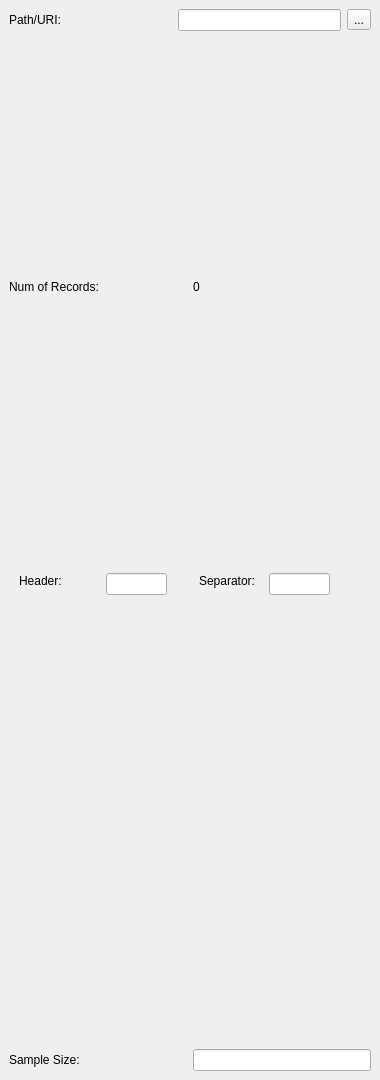
Shawn91/vpandas, file resources/ui/settings_functions_stacked_widget.ui: the form before one commit.
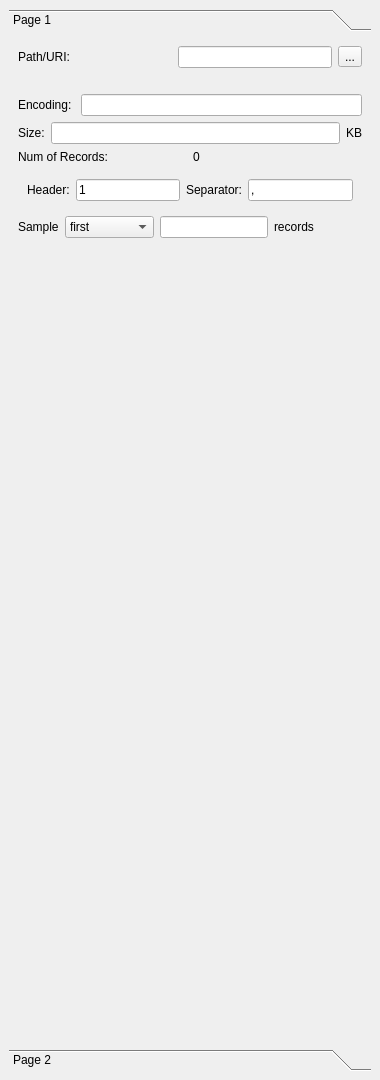
The form after the commit. Custom widgets are drawn as their Qt base class.

Diff of the .ui file:
```diff
--- a/resources/ui/settings_functions_stacked_widget.ui
+++ b/resources/ui/settings_functions_stacked_widget.ui
@@ -11,7 +11,7 @@
    </rect>
   </property>
   <property name="sizePolicy">
-   <sizepolicy hsizetype="Ignored" vsizetype="Ignored">
+   <sizepolicy hsizetype="Preferred" vsizetype="Preferred">
     <horstretch>0</horstretch>
     <verstretch>0</verstretch>
    </sizepolicy>
@@ -26,9 +26,27 @@
    <number>0</number>
   </property>
   <widget class="QWidget" name="page">
+   <layout class="QVBoxLayout" name="verticalLayout_2">
+    <item>
+     <widget class="QToolBox" name="toolBox">
+      <property name="currentIndex">
+       <number>0</number>
+      </property>
+      <widget class="QWidget" name="page_2">
+       <property name="geometry">
+        <rect>
+         <x>0</x>
+         <y>0</y>
+         <width>358</width>
+         <height>996</height>
+        </rect>
+       </property>
+       <attribute name="label">
+        <string>Page 1</string>
+       </attribute>
    <layout class="QVBoxLayout" name="verticalLayout">
     <item>
-     <layout class="QHBoxLayout" name="horizontalLayout">
+         <layout class="QHBoxLayout" name="horizontalLayout_4">
       <item>
        <widget class="QLabel" name="label">
         <property name="text">
@@ -58,6 +76,58 @@
       </item>
      </layout>
     </item>
+        <item>
+         <widget class="QLabel" name="path_warning_label">
+          <property name="text">
+           <string/>
+          </property>
+          <property name="alignment">
+           <set>Qt::AlignRight|Qt::AlignTrailing|Qt::AlignVCenter</set>
+          </property>
+          <property name="wordWrap">
+           <bool>true</bool>
+          </property>
+         </widget>
+        </item>
+        <item>
+         <layout class="QHBoxLayout" name="horizontalLayout">
+          <item>
+           <widget class="QLabel" name="label_7">
+            <property name="text">
+             <string>Encoding: </string>
+            </property>
+           </widget>
+          </item>
+          <item>
+           <widget class="QLineEdit" name="encoding_le">
+            <property name="text">
+             <string/>
+            </property>
+           </widget>
+          </item>
+         </layout>
+        </item>
+        <item>
+         <layout class="QHBoxLayout" name="horizontalLayout_5">
+          <item>
+           <widget class="QLabel" name="label_9">
+            <property name="text">
+             <string>Size:</string>
+            </property>
+           </widget>
+          </item>
+          <item>
+           <widget class="QLineEdit" name="size_le"/>
+          </item>
+          <item>
+           <widget class="QLabel" name="size_label">
+            <property name="text">
+             <string>KB</string>
+            </property>
+           </widget>
+          </item>
+         </layout>
+        </item>
     <item>
      <layout class="QHBoxLayout" name="horizontalLayout_2">
       <item>
@@ -86,80 +156,64 @@
      </layout>
     </item>
     <item>
-     <widget class="CollapsibleWidget" name="csv_settings_widget" native="true">
-      <property name="sizePolicy">
-       <sizepolicy hsizetype="Preferred" vsizetype="Preferred">
-        <horstretch>0</horstretch>
-        <verstretch>0</verstretch>
-       </sizepolicy>
-      </property>
-      <property name="styleSheet">
-       <string notr="true"/>
-      </property>
-      <widget class="QLineEdit" name="lineEdit_3">
-       <property name="geometry">
-        <rect>
-         <x>260</x>
-         <y>30</y>
-         <width>61</width>
-         <height>22</height>
-        </rect>
-       </property>
-       <property name="sizePolicy">
-        <sizepolicy hsizetype="Preferred" vsizetype="Fixed">
-         <horstretch>0</horstretch>
-         <verstretch>0</verstretch>
-        </sizepolicy>
-       </property>
-      </widget>
-      <widget class="QLabel" name="label_3">
-       <property name="geometry">
-        <rect>
-         <x>190</x>
-         <y>30</y>
-         <width>81</width>
-         <height>16</height>
-        </rect>
-       </property>
-       <property name="text">
-        <string>Separator:</string>
-       </property>
-       <property name="buddy">
-        <cstring>lineEdit_3</cstring>
-       </property>
-      </widget>
-      <widget class="QLineEdit" name="lineEdit_2">
-       <property name="geometry">
-        <rect>
-         <x>97</x>
-         <y>30</y>
-         <width>61</width>
-         <height>22</height>
-        </rect>
-       </property>
-       <property name="sizePolicy">
-        <sizepolicy hsizetype="Preferred" vsizetype="Fixed">
-         <horstretch>0</horstretch>
-         <verstretch>0</verstretch>
-        </sizepolicy>
-       </property>
-      </widget>
+         <widget class="QWidget" name="csv_settings_widget" native="true">
+          <property name="enabled">
+           <bool>true</bool>
+          </property>
+          <layout class="QHBoxLayout" name="csv_settings_layout">
+           <item>
       <widget class="QLabel" name="label_2">
-       <property name="geometry">
-        <rect>
-         <x>10</x>
-         <y>30</y>
-         <width>51</width>
-         <height>16</height>
-        </rect>
+             <property name="enabled">
+              <bool>true</bool>
        </property>
        <property name="text">
         <string>Header:</string>
        </property>
-       <property name="buddy">
-        <cstring>lineEdit_2</cstring>
-       </property>
-      </widget>
+            </widget>
+           </item>
+           <item>
+            <widget class="QLineEdit" name="csv_header_le">
+             <property name="enabled">
+              <bool>true</bool>
+             </property>
+             <property name="sizePolicy">
+              <sizepolicy hsizetype="Preferred" vsizetype="Fixed">
+               <horstretch>0</horstretch>
+               <verstretch>0</verstretch>
+              </sizepolicy>
+             </property>
+             <property name="text">
+              <string>1</string>
+             </property>
+            </widget>
+           </item>
+           <item>
+            <widget class="QLabel" name="label_3">
+             <property name="enabled">
+              <bool>true</bool>
+             </property>
+             <property name="text">
+              <string>Separator:</string>
+             </property>
+            </widget>
+           </item>
+           <item>
+            <widget class="QLineEdit" name="csv_seperator_le">
+             <property name="enabled">
+              <bool>true</bool>
+             </property>
+             <property name="sizePolicy">
+              <sizepolicy hsizetype="Preferred" vsizetype="Fixed">
+               <horstretch>0</horstretch>
+               <verstretch>0</verstretch>
+              </sizepolicy>
+             </property>
+             <property name="text">
+              <string>,</string>
+             </property>
+            </widget>
+           </item>
+          </layout>
      </widget>
     </item>
     <item>
@@ -173,7 +227,7 @@
          </sizepolicy>
         </property>
         <property name="text">
-         <string>Sample Size:</string>
+             <string>Sample</string>
         </property>
         <property name="buddy">
          <cstring>lineEdit_4</cstring>
@@ -181,29 +235,84 @@
        </widget>
       </item>
       <item>
-       <widget class="QLineEdit" name="lineEdit_4">
+           <widget class="QComboBox" name="comboBox">
         <property name="sizePolicy">
-         <sizepolicy hsizetype="Preferred" vsizetype="Fixed">
+             <sizepolicy hsizetype="MinimumExpanding" vsizetype="Fixed">
           <horstretch>0</horstretch>
           <verstretch>0</verstretch>
          </sizepolicy>
         </property>
-       </widget>
-      </item>
-     </layout>
+            <item>
+             <property name="text">
+              <string>first</string>
+             </property>
+            </item>
+            <item>
+             <property name="text">
+              <string>random</string>
+             </property>
+            </item>
+           </widget>
+          </item>
+          <item>
+           <widget class="QLineEdit" name="sample_records_le">
+            <property name="sizePolicy">
+             <sizepolicy hsizetype="Minimum" vsizetype="Fixed">
+              <horstretch>0</horstretch>
+              <verstretch>0</verstretch>
+             </sizepolicy>
+            </property>
+           </widget>
+          </item>
+          <item>
+           <widget class="QLabel" name="label_8">
+            <property name="sizePolicy">
+             <sizepolicy hsizetype="MinimumExpanding" vsizetype="Preferred">
+              <horstretch>0</horstretch>
+              <verstretch>0</verstretch>
+             </sizepolicy>
+            </property>
+            <property name="text">
+             <string>records</string>
+            </property>
+           </widget>
+          </item>
+         </layout>
+        </item>
+        <item>
+         <spacer name="verticalSpacer">
+          <property name="orientation">
+           <enum>Qt::Vertical</enum>
+          </property>
+          <property name="sizeHint" stdset="0">
+           <size>
+            <width>20</width>
+            <height>40</height>
+           </size>
+          </property>
+         </spacer>
+        </item>
+       </layout>
+      </widget>
+      <widget class="QWidget" name="page_3">
+       <property name="geometry">
+        <rect>
+         <x>0</x>
+         <y>0</y>
+         <width>358</width>
+         <height>996</height>
+        </rect>
+       </property>
+       <attribute name="label">
+        <string>Page 2</string>
+       </attribute>
+      </widget>
+     </widget>
     </item>
    </layout>
   </widget>
   <widget class="QWidget" name="page"/>
  </widget>
- <customwidgets>
-  <customwidget>
-   <class>CollapsibleWidget</class>
-   <extends>QWidget</extends>
-   <header>interface.custom_widgets.collapsible_widget</header>
-   <container>1</container>
-  </customwidget>
- </customwidgets>
  <resources/>
  <connections>
   <connection>
```
Left out of the diff: 44 changed lines with no effect on the pictures. Lines whose indentation alone changed are shown as unchanged.
